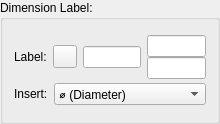
LibreCAD/LibreCAD, file librecad/src/ui/dialogs/entity/qg_dimensionlabeleditor.ui: the form before one commit.
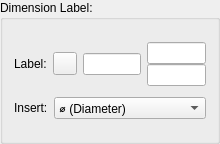
The form after the commit. Icons and pictures are not drawn.

Commit message: Dim label editor: added tooltip

```diff
--- a/librecad/src/ui/dialogs/entity/qg_dimensionlabeleditor.ui
+++ b/librecad/src/ui/dialogs/entity/qg_dimensionlabeleditor.ui
@@ -7,7 +7,7 @@
     <x>0</x>
     <y>0</y>
     <width>220</width>
-    <height>124</height>
+    <height>144</height>
    </rect>
   </property>
   <property name="minimumSize">
```
Left out of the diff: 7 changed lines with no effect on the pictures.
